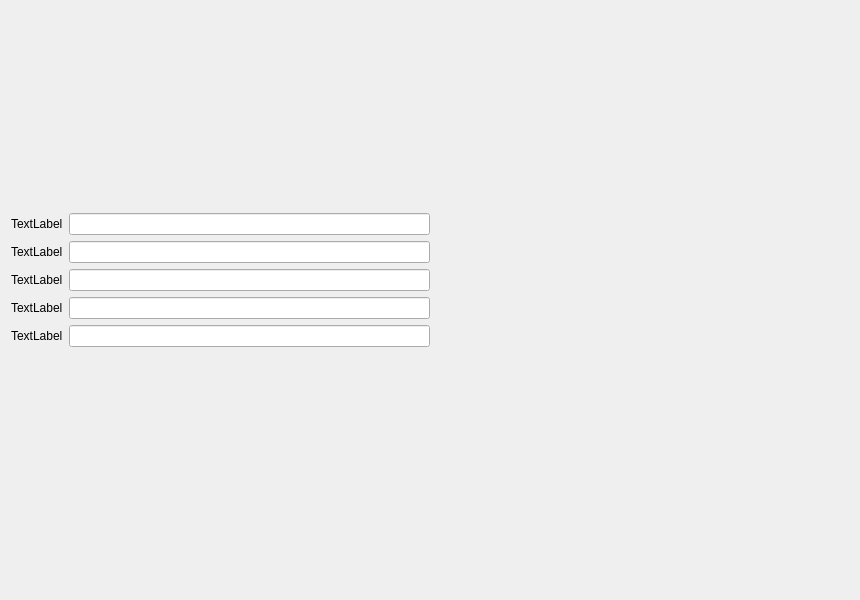
Before: the Qt Designer form configration_form.ui in LeeChiWon/QCClient, drawn with Qt 5.
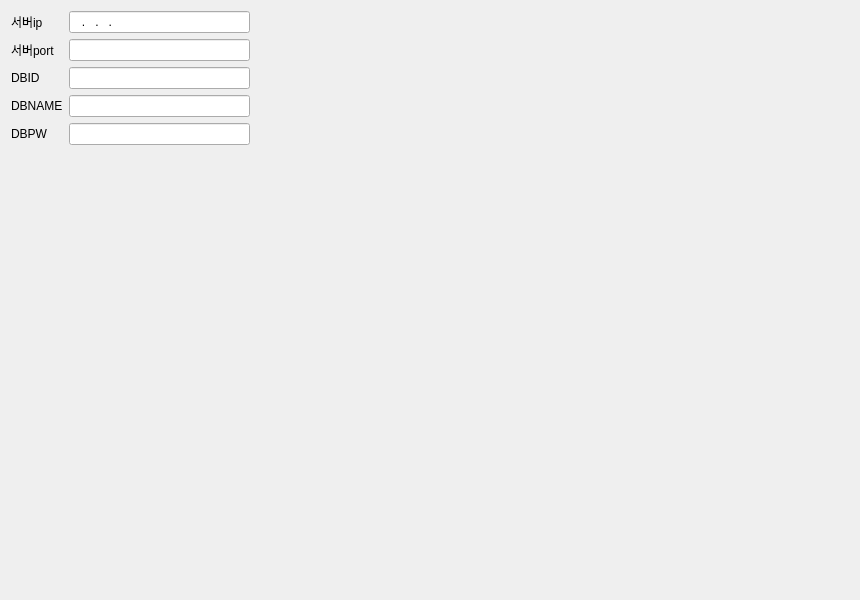
After: the same form once the commit is applied. Icons and pictures are not drawn.

Diff of the .ui file:
```diff
--- a/configration_form.ui
+++ b/configration_form.ui
@@ -39,7 +39,7 @@
      <item row="2" column="0">
       <widget class="QLabel" name="label_3">
        <property name="text">
-        <string>TextLabel</string>
+        <string>DBID</string>
        </property>
       </widget>
      </item>
@@ -52,18 +52,21 @@
      <item row="1" column="0">
       <widget class="QLabel" name="label_2">
        <property name="text">
-        <string>TextLabel</string>
+        <string>서버port</string>
        </property>
       </widget>
      </item>
      <item row="0" column="1">
       <widget class="QLineEdit" name="lineEdit">
        <property name="sizePolicy">
-        <sizepolicy hsizetype="Preferred" vsizetype="Fixed">
+        <sizepolicy hsizetype="Minimum" vsizetype="Fixed">
          <horstretch>0</horstretch>
          <verstretch>0</verstretch>
         </sizepolicy>
        </property>
+       <property name="inputMask">
+        <string>999.999.999.999</string>
+       </property>
       </widget>
      </item>
      <item row="2" column="1">
@@ -72,27 +75,40 @@
      <item row="0" column="0">
       <widget class="QLabel" name="label">
        <property name="text">
-        <string>TextLabel</string>
+        <string>서버ip</string>
        </property>
       </widget>
      </item>
      <item row="3" column="0">
       <widget class="QLabel" name="label_4">
        <property name="text">
-        <string>TextLabel</string>
+        <string>DBNAME</string>
        </property>
       </widget>
      </item>
      <item row="4" column="0">
       <widget class="QLabel" name="label_5">
        <property name="text">
-        <string>TextLabel</string>
+        <string>DBPW</string>
        </property>
       </widget>
      </item>
      <item row="4" column="1">
       <widget class="QLineEdit" name="lineEdit_5"/>
      </item>
+     <item row="0" column="2">
+      <spacer name="horizontalSpacer_4">
+       <property name="orientation">
+        <enum>Qt::Horizontal</enum>
+       </property>
+       <property name="sizeHint" stdset="0">
+        <size>
+         <width>40</width>
+         <height>20</height>
+        </size>
+       </property>
+      </spacer>
+     </item>
     </layout>
    </item>
    <item row="1" column="1">
@@ -117,7 +133,7 @@
       <enum>Qt::Vertical</enum>
      </property>
      <property name="sizeType">
-      <enum>QSizePolicy::Minimum</enum>
+      <enum>QSizePolicy::MinimumExpanding</enum>
      </property>
      <property name="sizeHint" stdset="0">
       <size>
```
